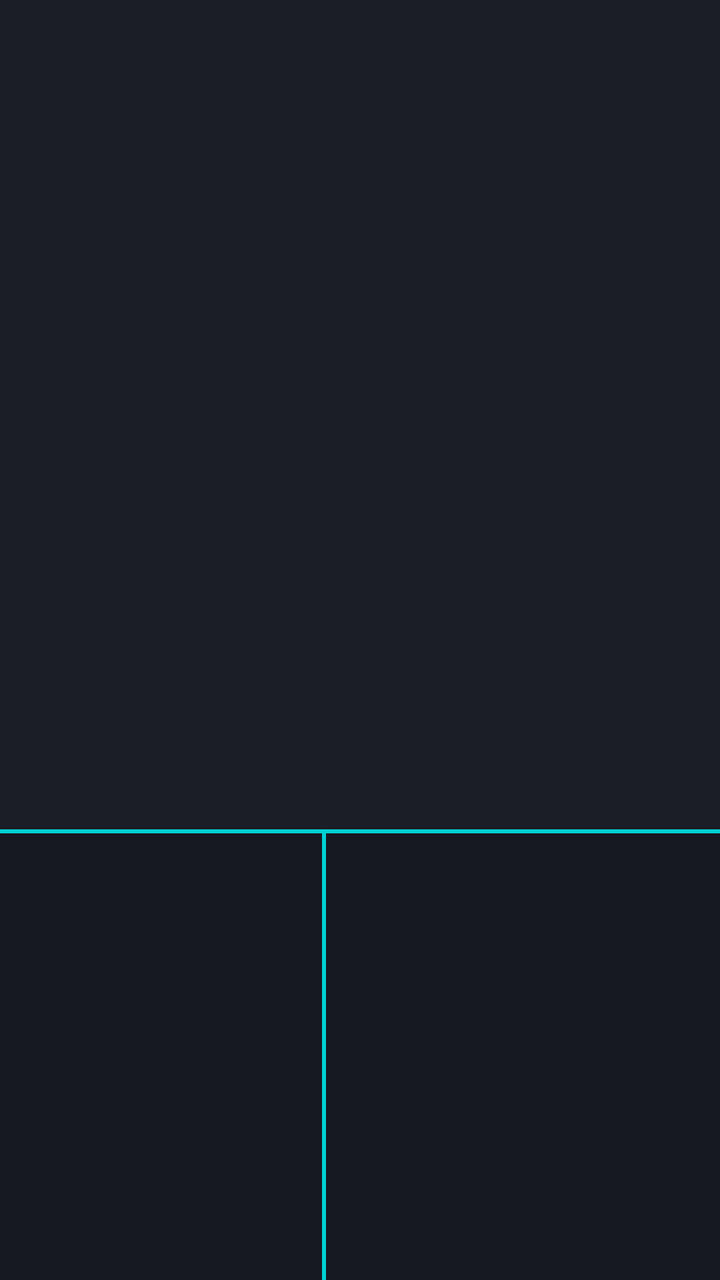
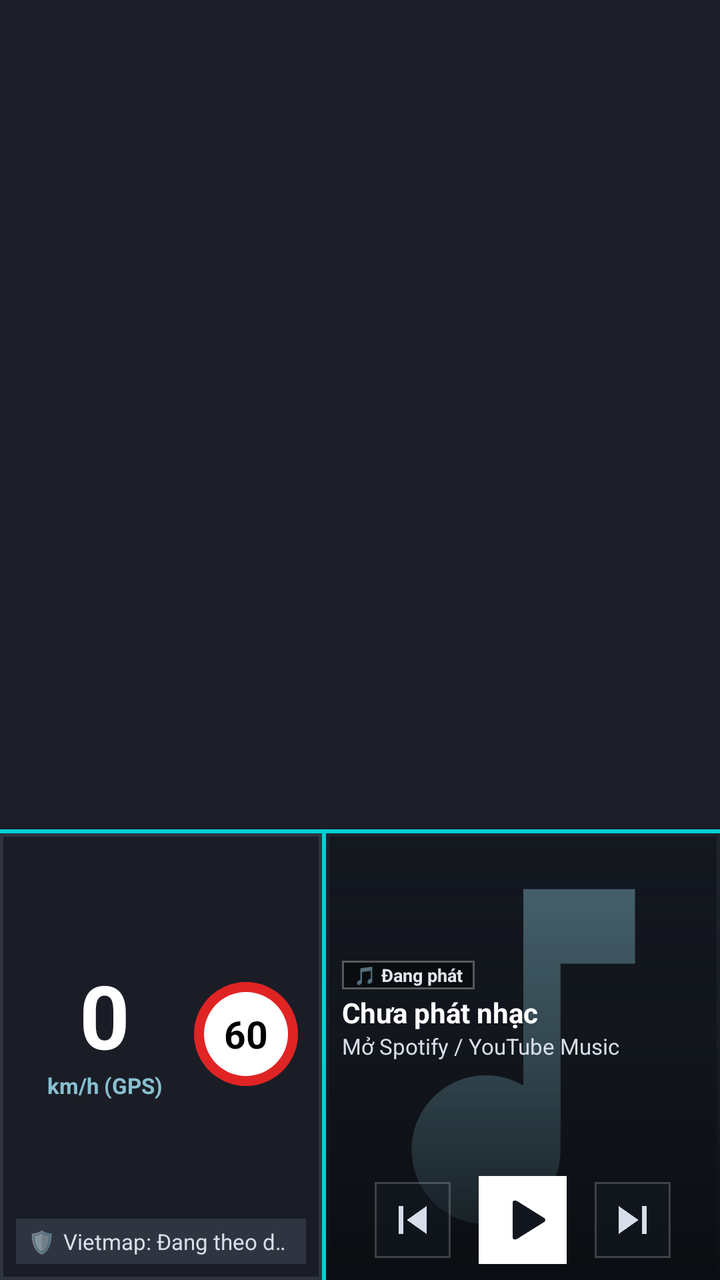

Before-and-after screenshots of an Android layout around one commit, followed by the original layout XML and the change that was made.
<!-- AndroidManifest.xml: application theme Theme.DuoScreen -->
<!-- res/layout/car_presentation_layout.xml -->
<?xml version="1.0" encoding="utf-8"?>
<LinearLayout xmlns:android="http://schemas.android.com/apk/res/android"
    android:id="@+id/carLayoutCanvas"
    android:layout_width="match_parent"
    android:layout_height="match_parent"
    android:orientation="vertical"
    android:background="#000000">

    
    <FrameLayout
        android:id="@+id/carFrameTop"
        android:layout_width="match_parent"
        android:layout_height="0dp"
        android:layout_weight="65"
        android:background="#1B1E26">

        <TextureView
            android:id="@+id/carTvTop"
            android:layout_width="match_parent"
            android:layout_height="match_parent" />
    </FrameLayout>

    
    <FrameLayout
        android:layout_width="match_parent"
        android:layout_height="2dp"
        android:background="#00D2D3" />

    
    <LinearLayout
        android:id="@+id/carLayoutBottomRow"
        android:layout_width="match_parent"
        android:layout_height="0dp"
        android:layout_weight="35"
        android:orientation="horizontal"
        android:background="#10131A">

        
        <FrameLayout
            android:id="@+id/carFrameBottomLeft"
            android:layout_width="0dp"
            android:layout_height="match_parent"
            android:layout_weight="45"
            android:background="#161922">

            <TextureView
                android:id="@+id/carTvBottomLeft"
                android:layout_width="match_parent"
                android:layout_height="match_parent" />
        </FrameLayout>

        
        <FrameLayout
            android:layout_width="2dp"
            android:layout_height="match_parent"
            android:background="#00D2D3" />

        
        <FrameLayout
            android:id="@+id/carFrameBottomRight"
            android:layout_width="0dp"
            android:layout_height="match_parent"
            android:layout_weight="55"
            android:background="#161922">

            <TextureView
                android:id="@+id/carTvBottomRight"
                android:layout_width="match_parent"
                android:layout_height="match_parent" />
        </FrameLayout>
    </LinearLayout>
</LinearLayout>
<!-- resources referenced by this layout -->
<resources>
  <style name="Theme.DuoScreen" parent="Theme.MaterialComponents.DayNight.NoActionBar">
      </style>
</resources>

<!-- the commit's change to res/layout/car_presentation_layout.xml (unified diff, before → after) -->
@@ -43,10 +43,109 @@
             android:layout_weight="45"
             android:background="#161922">
 
+            
             <TextureView
                 android:id="@+id/carTvBottomLeft"
                 android:layout_width="match_parent"
-                android:layout_height="match_parent" />
+                android:layout_height="match_parent"
+                android:visibility="gone" />
+
+            
+            <LinearLayout
+                android:id="@+id/carWidgetSpeedContainer"
+                android:layout_width="match_parent"
+                android:layout_height="match_parent"
+                android:orientation="vertical"
+                android:background="@drawable/bg_cockpit_card"
+                android:padding="8dp"
+                android:visibility="visible">
+
+                <LinearLayout
+                    android:layout_width="match_parent"
+                    android:layout_height="0dp"
+                    android:layout_weight="1"
+                    android:orientation="horizontal"
+                    android:gravity="center">
+
+                    
+                    <LinearLayout
+                        android:layout_width="0dp"
+                        android:layout_height="wrap_content"
+                        android:layout_weight="1"
+                        android:orientation="vertical"
+                        android:gravity="center">
+
+                        <TextView
+                            android:id="@+id/carTvSpeedVal"
+                            android:layout_width="wrap_content"
+                            android:layout_height="wrap_content"
+                            android:text="0"
+                            android:textColor="#FFFFFF"
+                            android:textSize="44sp"
+                            android:textStyle="bold"
+                            android:includeFontPadding="false" />
+
+                        <TextView
+                            android:layout_width="wrap_content"
+                            android:layout_height="wrap_content"
+                            android:text="km/h (GPS)"
+                            android:textColor="#88C0D0"
+                            android:textSize="11sp"
+                            android:textStyle="bold" />
+                    </LinearLayout>
+
+                    
+                    <FrameLayout
+                        android:id="@+id/carLayoutSpeedLimitSign"
+                        android:layout_width="52dp"
+                        android:layout_height="52dp"
+                        android:layout_marginEnd="4dp"
+                        android:background="@drawable/bg_speed_limit_sign">
+
+                        <TextView
+                            android:id="@+id/carTvSpeedLimitVal"
+                            android:layout_width="wrap_content"
+                            android:layout_height="wrap_content"
+                            android:layout_gravity="center"
+                            android:text="60"
+                            android:textColor="#000000"
+                            android:textSize="19sp"
+                            android:textStyle="bold" />
+                    </FrameLayout>
+                </LinearLayout>
+
+                
+                <LinearLayout
+                    android:id="@+id/carLayoutVietmapBanner"
+                    android:layout_width="match_parent"
+                    android:layout_height="wrap_content"
+                    android:background="#2E3440"
+                    android:paddingStart="6dp"
+                    android:paddingEnd="6dp"
+                    android:paddingTop="4dp"
+                    android:paddingBottom="4dp"
+                    android:gravity="center_vertical"
+                    android:orientation="horizontal">
+
+                    <TextView
+                        android:layout_width="wrap_content"
+                        android:layout_height="wrap_content"
+                        android:text="🛡️"
+                        android:textSize="11sp"
+                        android:layout_marginEnd="4dp" />
+
+                    <TextView
+                        android:id="@+id/carTvVietmapAlert"
+                        android:layout_width="match_parent"
+                        android:layout_height="wrap_content"
+                        android:text="Vietmap: Đang theo dõi..."
+                        android:textColor="#D8DEE9"
+                        android:textSize="11sp"
+                        android:singleLine="true"
+                        android:ellipsize="marquee"
+                        android:marqueeRepeatLimit="marquee_forever" />
+                </LinearLayout>
+            </LinearLayout>
         </FrameLayout>
 
         
@@ -63,10 +162,123 @@
             android:layout_weight="55"
             android:background="#161922">
 
+            
             <TextureView
                 android:id="@+id/carTvBottomRight"
                 android:layout_width="match_parent"
-                android:layout_height="match_parent" />
+                android:layout_height="match_parent"
+                android:visibility="gone" />
+
+            
+            <FrameLayout
+                android:id="@+id/carWidgetMusicContainer"
+                android:layout_width="match_parent"
+                android:layout_height="match_parent"
+                android:background="@drawable/bg_cockpit_card"
+                android:visibility="visible">
+
+                
+                <ImageView
+                    android:id="@+id/carIvAlbumBg"
+                    android:layout_width="match_parent"
+                    android:layout_height="match_parent"
+                    android:scaleType="centerCrop"
+                    android:src="@drawable/ic_music_note" />
+
+                
+                <View
+                    android:layout_width="match_parent"
+                    android:layout_height="match_parent"
+                    android:background="@drawable/bg_album_scrim" />
+
+                
+                <LinearLayout
+                    android:layout_width="match_parent"
+                    android:layout_height="match_parent"
+                    android:orientation="vertical"
+                    android:padding="8dp">
+
+                    <LinearLayout
+                        android:layout_width="match_parent"
+                        android:layout_height="0dp"
+                        android:layout_weight="1"
+                        android:orientation="vertical"
+                        android:gravity="center_vertical">
+
+                        <TextView
+                            android:id="@+id/carTvMusicSource"
+                            android:layout_width="wrap_content"
+                            android:layout_height="wrap_content"
+                            android:background="@drawable/bg_source_pill"
+                            android:paddingStart="6dp"
+                            android:paddingEnd="6dp"
+                            android:paddingTop="1dp"
+                            android:paddingBottom="1dp"
+                            android:text="🎵 Đang phát"
+                            android:textColor="#E0E6ED"
+                            android:textSize="9sp"
+                            android:textStyle="bold"
+                            android:layout_marginBottom="2dp" />
+
+                        <TextView
+                            android:id="@+id/carTvMusicTitle"
+                            android:layout_width="match_parent"
+                            android:layout_height="wrap_content"
+                            android:text="Chưa phát nhạc"
+                            android:textColor="#FFFFFF"
+                            android:textSize="14sp"
+                            android:textStyle="bold"
+                            android:singleLine="true"
+                            android:ellipsize="marquee"
+                            android:marqueeRepeatLimit="marquee_forever" />
+
+                        <TextView
+                            android:id="@+id/carTvMusicArtist"
+                            android:layout_width="match_parent"
+                            android:layout_height="wrap_content"
+                            android:text="Mở Spotify / YouTube Music"
+                            android:textColor="#D8DEE9"
+                            android:textSize="11sp"
+                            android:singleLine="true"
+                            android:ellipsize="end" />
+                    </LinearLayout>
+
+                    
+                    <LinearLayout
+                        android:layout_width="match_parent"
+                        android:layout_height="wrap_content"
+                        android:orientation="horizontal"
+                        android:gravity="center"
+                        android:layout_marginTop="2dp">
+
+                        <ImageButton
+                            android:id="@+id/carBtnMusicPrev"
+                            android:layout_width="38dp"
+                            android:layout_height="38dp"
+                            android:background="@drawable/bg_media_control_pill"
+                            android:src="@drawable/ic_skip_previous"
+                            android:contentDescription="Previous" />
+
+                        <ImageButton
+                            android:id="@+id/carBtnMusicPlayPause"
+                            android:layout_width="44dp"
+                            android:layout_height="44dp"
+                            android:layout_marginStart="14dp"
+                            android:layout_marginEnd="14dp"
+                            android:background="@drawable/bg_media_play_pill"
+                            android:src="@drawable/ic_play_dark"
+                            android:contentDescription="Play/Pause" />
+
+                        <ImageButton
+                            android:id="@+id/carBtnMusicNext"
+                            android:layout_width="38dp"
+                            android:layout_height="38dp"
+                            android:background="@drawable/bg_media_control_pill"
+                            android:src="@drawable/ic_skip_next"
+                            android:contentDescription="Next" />
+                    </LinearLayout>
+                </LinearLayout>
+            </FrameLayout>
         </FrameLayout>
     </LinearLayout>
 </LinearLayout>
<!-- resource entries referenced after the edit -->
@@ -1,5 +1,117 @@
 <!-- resources referenced by this layout -->
 <resources>
+  <!-- drawable bg_album_scrim (drawable) -->
+  <?xml version="1.0" encoding="utf-8"?>
+  <shape xmlns:android="http://schemas.android.com/apk/res/android"
+      android:shape="rectangle">
+      <gradient
+          android:angle="270"
+          android:startColor="#800D1117"
+          android:centerColor="#B30D1117"
+          android:endColor="#F2090C10"
+          android:type="linear" />
+  </shape>
+  <!-- drawable bg_cockpit_card (drawable) -->
+  <?xml version="1.0" encoding="utf-8"?>
+  <shape xmlns:android="http://schemas.android.com/apk/res/android"
+      android:shape="rectangle">
+      <solid android:color="#1A1D26" />
+      <stroke
+          android:width="1.5dp"
+          android:color="#2E3440" />
+  </shape>
+  <!-- drawable bg_media_control_pill (drawable) -->
+  <?xml version="1.0" encoding="utf-8"?>
+  <ripple xmlns:android="http://schemas.android.com/apk/res/android"
+      android:color="#4DFFFFFF">
+      <item>
+          <shape android:shape="rectangle">
+              <solid android:color="#4D1B2230" />
+              <stroke
+                  android:width="1dp"
+                  android:color="#33FFFFFF" />
+          </shape>
+      </item>
+  </ripple>
+  <!-- drawable bg_media_play_pill (drawable) -->
+  <?xml version="1.0" encoding="utf-8"?>
+  <ripple xmlns:android="http://schemas.android.com/apk/res/android"
+      android:color="#CCCCCC">
+      <item>
+          <shape android:shape="rectangle">
+              <solid android:color="#FFFFFF" />
+          </shape>
+      </item>
+  </ripple>
+  <!-- drawable bg_source_pill (drawable) -->
+  <?xml version="1.0" encoding="utf-8"?>
+  <shape xmlns:android="http://schemas.android.com/apk/res/android"
+      android:shape="rectangle">
+      <solid android:color="#73000000" />
+      <stroke
+          android:width="1dp"
+          android:color="#4DFFFFFF" />
+  </shape>
+  <!-- drawable bg_speed_limit_sign (drawable) -->
+  <?xml version="1.0" encoding="utf-8"?>
+  <layer-list xmlns:android="http://schemas.android.com/apk/res/android">
+      
+      <item>
+          <shape android:shape="oval">
+              <solid android:color="#E02424" />
+          </shape>
+      </item>
+      
+      <item
+          android:bottom="5dp"
+          android:left="5dp"
+          android:right="5dp"
+          android:top="5dp">
+          <shape android:shape="oval">
+              <solid android:color="#FFFFFF" />
+          </shape>
+      </item>
+  </layer-list>
+  <!-- drawable ic_music_note (drawable) -->
+  <vector xmlns:android="http://schemas.android.com/apk/res/android"
+      android:width="36dp"
+      android:height="36dp"
+      android:viewportWidth="24"
+      android:viewportHeight="24">
+      <path
+          android:fillColor="#88C0D0"
+          android:pathData="M12,3v10.55c-0.59,-0.34 -1.27,-0.55 -2,-0.55 -2.21,0 -4,1.79 -4,4s1.79,4 4,4 4,-1.79 4,-4V7h4V3h-6z"/>
+  </vector>
+  <!-- drawable ic_play_dark (drawable) -->
+  <vector xmlns:android="http://schemas.android.com/apk/res/android"
+      android:width="30dp"
+      android:height="30dp"
+      android:viewportWidth="24"
+      android:viewportHeight="24">
+      <path
+          android:fillColor="#12161F"
+          android:pathData="M8,5.14v13.72a1,1 0 0,0 1.5,0.86l11,-6.86a1,1 0 0,0 0,-1.72l-11,-6.86A1,1 0 0,0 8,5.14z"/>
+  </vector>
+  <!-- drawable ic_skip_next (drawable) -->
+  <vector xmlns:android="http://schemas.android.com/apk/res/android"
+      android:width="28dp"
+      android:height="28dp"
+      android:viewportWidth="24"
+      android:viewportHeight="24">
+      <path
+          android:fillColor="#D8DEE9"
+          android:pathData="M6,18l8.5,-6L6,6v12zM16,6v12h2V6h-2z"/>
+  </vector>
+  <!-- drawable ic_skip_previous (drawable) -->
+  <vector xmlns:android="http://schemas.android.com/apk/res/android"
+      android:width="28dp"
+      android:height="28dp"
+      android:viewportWidth="24"
+      android:viewportHeight="24">
+      <path
+          android:fillColor="#D8DEE9"
+          android:pathData="M6,6h2v12H6zm3.5,6l8.5,6V6z"/>
+  </vector>
   <style name="Theme.DuoScreen" parent="Theme.MaterialComponents.DayNight.NoActionBar">
       </style>
 </resources>
